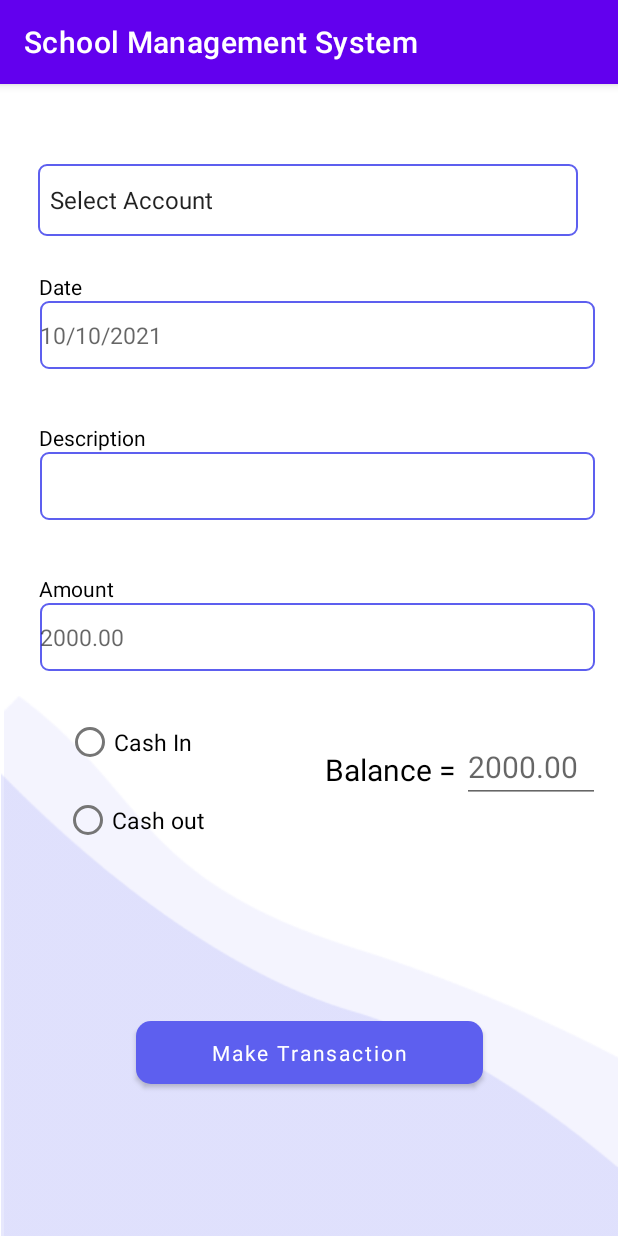
After one commit to User-Experience-Design-SE3050-2021/se3050---uee-2021s2_reg_we_36, an Android app: the Transaction screen opened directly, with no data from a screen before it, on a phone screen of 412 x 824 dp. The commit adds this screen. Run offline under Robolectric (Android 15) with nearby library versions, the phone set to English and light mode, and no system bars; Roboto replaces fonts that are not available here.

Commit message:
make transaction page done

```diff
--- a/app/src/main/AndroidManifest.xml
+++ b/app/src/main/AndroidManifest.xml
@@ -13,6 +13,15 @@
         android:supportsRtl="true"
         android:theme="@style/Theme.SchoolManagment">
         <activity
+            android:name=".AddAccount"
+            android:exported="true" />
+        <activity
+            android:name=".ViewAccount"
+            android:exported="true" />
+        <activity
+            android:name=".AddFee"
+            android:exported="true" />
+        <activity
             android:name=".NonPaidStudents"
             android:exported="true" />
         <activity
@@ -22,7 +31,7 @@
             android:name=".ViewPaidStudents"
             android:exported="true" />
         <activity
-            android:name=".MainActivity"
+            android:name=".Transaction"
             android:exported="true" />
         <activity
             android:name=".ResultVIew"
@@ -40,7 +49,7 @@
             android:name=".RegLogin"
             android:exported="true" />
         <activity
-            android:name=".AddFee"
+            android:name=".MainActivity"
             android:exported="true">
             <intent-filter>
                 <action android:name="android.intent.action.MAIN" />
--- /dev/null
+++ b/app/src/main/java/com/example/schoolmanagment/Transaction.java
@@ -0,0 +1,14 @@
+package com.example.schoolmanagment;
+
+import androidx.appcompat.app.AppCompatActivity;
+
+import android.os.Bundle;
+
+public class Transaction extends AppCompatActivity {
+
+    @Override
+    protected void onCreate(Bundle savedInstanceState) {
+        super.onCreate(savedInstanceState);
+        setContentView(R.layout.activity_transaction);
+    }
+}
--- /dev/null
+++ b/app/src/main/res/layout/activity_transaction.xml
@@ -0,0 +1,204 @@
+<?xml version="1.0" encoding="utf-8"?>
+<androidx.constraintlayout.widget.ConstraintLayout xmlns:android="http://schemas.android.com/apk/res/android"
+    xmlns:app="http://schemas.android.com/apk/res-auto"
+    xmlns:tools="http://schemas.android.com/tools"
+    android:layout_width="match_parent"
+    android:layout_height="match_parent"
+    tools:context=".Transaction">
+
+
+    <Spinner
+        android:id="@+id/spinner2"
+        android:layout_width="360dp"
+        android:layout_height="48dp"
+        android:background="@drawable/shape"
+        android:entries="@array/accountNum"
+        android:minHeight="48dp"
+        app:cornerRadius="30dp"
+        app:layout_constraintBottom_toBottomOf="parent"
+        app:layout_constraintEnd_toEndOf="parent"
+        app:layout_constraintHorizontal_bias="0.49"
+        app:layout_constraintStart_toStartOf="parent"
+        app:layout_constraintTop_toTopOf="parent"
+        app:layout_constraintVertical_bias="0.074"
+        tools:ignore="SpeakableTextPresentCheck" />
+
+    <ImageView
+        android:id="@+id/imageView30"
+        android:layout_width="409dp"
+        android:layout_height="360dp"
+        android:scaleType="fitXY"
+        app:layout_constraintBottom_toBottomOf="parent"
+        app:layout_constraintEnd_toEndOf="parent"
+        app:layout_constraintHorizontal_bias="1.0"
+        app:layout_constraintStart_toStartOf="parent"
+        app:srcCompat="@drawable/reccadd" />
+
+    <ImageView
+        android:id="@+id/imageView31"
+        android:layout_width="411dp"
+        android:layout_height="322dp"
+        android:scaleType="fitXY"
+        app:layout_constraintBottom_toBottomOf="parent"
+        app:layout_constraintEnd_toEndOf="parent"
+        app:layout_constraintHorizontal_bias="1.0"
+        app:layout_constraintStart_toStartOf="parent"
+        app:layout_constraintTop_toTopOf="@+id/imageView30"
+        app:layout_constraintVertical_bias="1.0"
+        app:srcCompat="@drawable/reccc" />
+
+    <TextView
+        android:id="@+id/tDate"
+        android:layout_width="wrap_content"
+        android:layout_height="wrap_content"
+        android:layout_marginStart="5dp"
+        android:layout_marginTop="24dp"
+        android:text="Date"
+        android:textColor="@color/black"
+        app:layout_constraintEnd_toEndOf="parent"
+        app:layout_constraintHorizontal_bias="0.055"
+        app:layout_constraintStart_toStartOf="parent"
+        app:layout_constraintTop_toBottomOf="@+id/spinner2" />
+
+    <EditText
+        android:id="@+id/sDate"
+        android:layout_width="wrap_content"
+        android:layout_height="45dp"
+        android:layout_marginStart="5dp"
+        android:width="370dp"
+        android:height="70dp"
+        android:background="@drawable/shape"
+        android:ems="10"
+        android:hint="@string/dateHint"
+        android:inputType="date"
+        android:textSize="15dp"
+        app:layout_constraintEnd_toEndOf="parent"
+        app:layout_constraintHorizontal_bias="0.583"
+        app:layout_constraintStart_toStartOf="parent"
+        app:layout_constraintTop_toBottomOf="@+id/tDate" />
+
+    <TextView
+        android:id="@+id/des"
+        android:layout_width="wrap_content"
+        android:layout_height="wrap_content"
+        android:layout_marginStart="5dp"
+        android:layout_marginTop="36dp"
+        android:text="Description"
+        android:textColor="@color/black"
+        app:layout_constraintEnd_toEndOf="parent"
+        app:layout_constraintHorizontal_bias="0.062"
+        app:layout_constraintStart_toStartOf="parent"
+        app:layout_constraintTop_toBottomOf="@+id/sDate" />
+
+    <EditText
+        android:id="@+id/tDes"
+        android:layout_width="370dp"
+        android:layout_height="45dp"
+        android:layout_marginStart="5dp"
+        android:background="@drawable/shape"
+        android:ems="10"
+        android:inputType="textPersonName"
+        android:textSize="15dp"
+        app:layout_constraintEnd_toEndOf="parent"
+        app:layout_constraintHorizontal_bias="0.583"
+        app:layout_constraintStart_toStartOf="parent"
+        app:layout_constraintTop_toBottomOf="@+id/des" />
+
+    <TextView
+        android:id="@+id/amount"
+        android:layout_width="wrap_content"
+        android:layout_height="wrap_content"
+        android:layout_marginStart="5dp"
+        android:layout_marginTop="36dp"
+        android:text="@string/feeAmount"
+        android:textColor="@color/black"
+        app:layout_constraintEnd_toEndOf="parent"
+        app:layout_constraintHorizontal_bias="0.058"
+        app:layout_constraintStart_toStartOf="parent"
+        app:layout_constraintTop_toBottomOf="@+id/tDes" />
+
+    <EditText
+        android:id="@+id/sAmount"
+        android:layout_width="370dp"
+        android:layout_height="45dp"
+        android:layout_marginStart="5dp"
+        android:background="@drawable/shape"
+        android:ems="10"
+        android:hint="@string/amountHint"
+        android:inputType="textPersonName"
+        android:textSize="15dp"
+        app:layout_constraintEnd_toEndOf="parent"
+        app:layout_constraintHorizontal_bias="0.583"
+        app:layout_constraintStart_toStartOf="parent"
+        app:layout_constraintTop_toBottomOf="@+id/amount" />
+
+    <TextView
+        android:id="@+id/balance"
+        android:layout_width="wrap_content"
+        android:layout_height="wrap_content"
+        android:layout_marginTop="52dp"
+        android:layout_marginEnd="104dp"
+        android:text="Balance = "
+        android:textColor="@color/black"
+        android:textSize="20dp"
+        app:layout_constraintEnd_toEndOf="parent"
+        app:layout_constraintTop_toBottomOf="@+id/sAmount" />
+
+    <EditText
+        android:id="@+id/bal"
+        android:layout_width="92dp"
+        android:layout_height="48dp"
+        android:layout_marginTop="40dp"
+        android:ems="10"
+        android:hint="@string/amountHint"
+        android:inputType="textPersonName"
+        android:textSize="20dp"
+        app:layout_constraintEnd_toEndOf="parent"
+        app:layout_constraintHorizontal_bias="0.0"
+        app:layout_constraintStart_toEndOf="@+id/balance"
+        app:layout_constraintTop_toBottomOf="@+id/sAmount" />
+
+    <RadioGroup
+        android:id="@+id/radioGroup"
+        android:layout_width="180dp"
+        android:layout_height="111dp"
+        android:layout_marginTop="20dp"
+        android:weightSum="1"
+        app:layout_constraintStart_toStartOf="parent"
+        app:layout_constraintTop_toBottomOf="@+id/sAmount">
+
+        <RadioButton
+            android:id="@+id/radioButton"
+            android:layout_width="wrap_content"
+            android:layout_height="55dp"
+            android:layout_gravity="center_horizontal"
+            android:checked="false"
+            android:text="Cash In  "
+            android:textSize="15dp" />
+
+        <RadioButton
+            android:id="@+id/radioButton2"
+            android:layout_width="wrap_content"
+            android:layout_height="wrap_content"
+            android:layout_gravity="center_horizontal"
+            android:layout_weight="0.13"
+            android:checked="false"
+            android:text="Cash out"
+            android:textSize="15dp" />
+    </RadioGroup>
+
+    <Button
+        android:id="@+id/submitbtn"
+        android:layout_width="231dp"
+        android:layout_height="54dp"
+        android:fontFamily="sans-serif"
+        android:text="Make Transaction"
+        android:textAllCaps="false"
+        app:backgroundTint="#5D5FEF"
+        app:cornerRadius="10dp"
+        app:layout_constraintBottom_toBottomOf="parent"
+        app:layout_constraintEnd_toEndOf="parent"
+        app:layout_constraintStart_toStartOf="parent"
+        app:layout_constraintTop_toBottomOf="@+id/radioGroup" />
+
+</androidx.constraintlayout.widget.ConstraintLayout>
--- a/app/src/main/res/values/strings.xml
+++ b/app/src/main/res/values/strings.xml
@@ -22,7 +22,7 @@
         <item>December</item>
     </array>
     <string name="feeAmount">Amount</string>
-    <string name="amountHint">2000.00</string>
+    <string name="amountHint">  2000.00</string>
     <string name="feeDate">Fee Date</string>
     <string name="dateHint">10/10/2021</string>
     <array name="paid">
@@ -38,4 +38,9 @@
         <item>Non Paid Students</item>
         <item>Paid Students</item>
     </array>
+    <array name="accountNum">
+        <item>Select Account</item>
+        <item>MH87459663</item>
+        <item>GF78412596</item>
+    </array>
 </resources>
```
